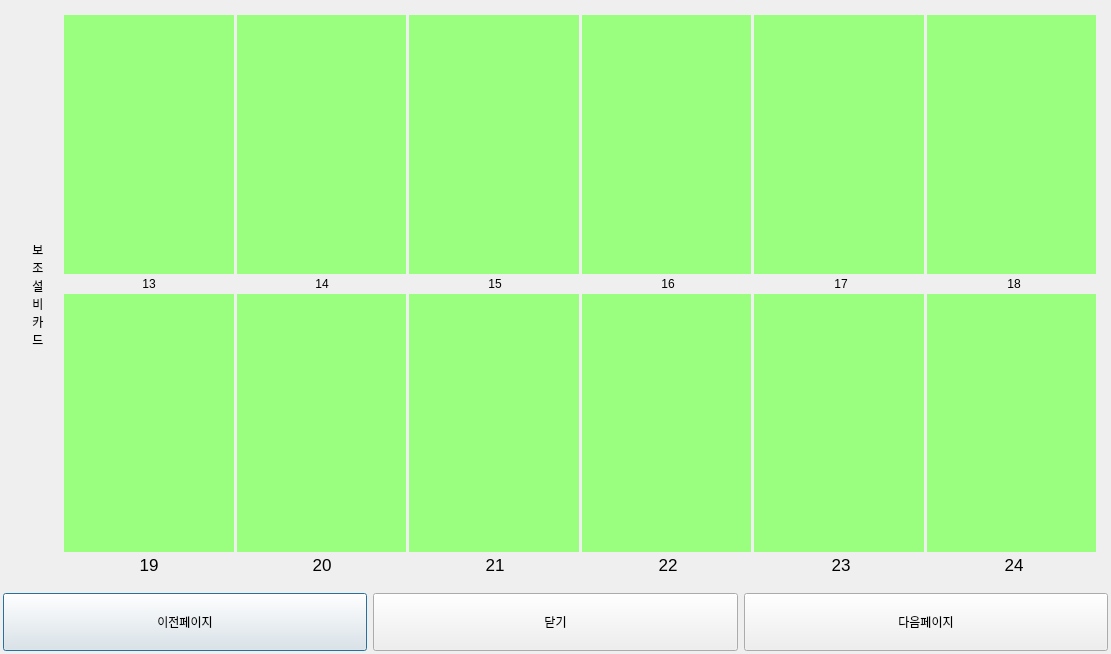
Before: the Qt Designer form Agricola_Front/data/Basic/allcard_v2.ui in HiImSUN/Agricola-Front_ui-images-py, drawn with Qt 5.
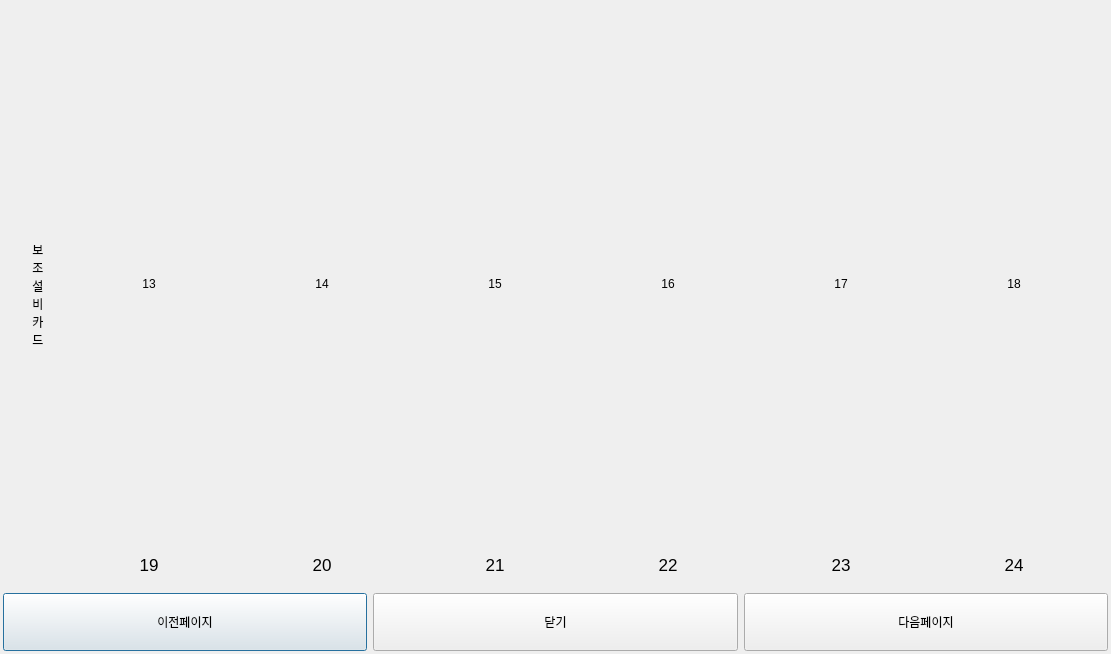
After: the same form once the commit is applied. The open tabs and pages were chosen to show the change. Icons and pictures are not drawn.

```diff
--- a/Agricola_Front/data/Basic/allcard_v2.ui
+++ b/Agricola_Front/data/Basic/allcard_v2.ui
@@ -431,7 +431,7 @@
                 </sizepolicy>
                </property>
                <property name="styleSheet">
-                <string notr="true">background-color: rgb(154, 255, 127);</string>
+                <string notr="true">border-image: url(:/newPrefix/images/보조 설비/보조설비0.png);</string>
                </property>
               </widget>
              </item>
@@ -444,7 +444,7 @@
                 </sizepolicy>
                </property>
                <property name="styleSheet">
-                <string notr="true">background-color: rgb(154, 255, 127);</string>
+                <string notr="true">border-image: url(:/newPrefix/images/보조 설비/보조설비1.png);</string>
                </property>
               </widget>
              </item>
@@ -460,7 +460,7 @@
                 </sizepolicy>
                </property>
                <property name="styleSheet">
-                <string notr="true">background-color: rgb(154, 255, 127);</string>
+                <string notr="true">border-image: url(:/newPrefix/images/보조 설비/보조설비2.png);</string>
                </property>
               </widget>
              </item>
@@ -476,7 +476,7 @@
                 </sizepolicy>
                </property>
                <property name="styleSheet">
-                <string notr="true">background-color: rgb(154, 255, 127);</string>
+                <string notr="true">border-image: url(:/newPrefix/images/보조 설비/보조설비3.png);</string>
                </property>
               </widget>
              </item>
@@ -492,7 +492,7 @@
                 </sizepolicy>
                </property>
                <property name="styleSheet">
-                <string notr="true">background-color: rgb(154, 255, 127);</string>
+                <string notr="true">border-image: url(:/newPrefix/images/보조 설비/보조설비4.png);</string>
                </property>
               </widget>
              </item>
@@ -508,7 +508,7 @@
                 </sizepolicy>
                </property>
                <property name="styleSheet">
-                <string notr="true">background-color: rgb(154, 255, 127);</string>
+                <string notr="true">border-image: url(:/newPrefix/images/보조 설비/보조설비5.png);</string>
                </property>
               </widget>
              </item>
@@ -592,7 +592,7 @@
                 </sizepolicy>
                </property>
                <property name="styleSheet">
-                <string notr="true">background-color: rgb(154, 255, 127);</string>
+                <string notr="true">border-image: url(:/newPrefix/images/보조 설비/보조설비6.png);</string>
                </property>
               </widget>
              </item>
@@ -605,7 +605,7 @@
                 </sizepolicy>
                </property>
                <property name="styleSheet">
-                <string notr="true">background-color: rgb(154, 255, 127);</string>
+                <string notr="true">border-image: url(:/newPrefix/images/보조 설비/보조설비7.png);</string>
                </property>
               </widget>
              </item>
@@ -618,7 +618,7 @@
                 </sizepolicy>
                </property>
                <property name="styleSheet">
-                <string notr="true">background-color: rgb(154, 255, 127);</string>
+                <string notr="true">border-image: url(:/newPrefix/images/보조 설비/보조설비8.png);</string>
                </property>
               </widget>
              </item>
@@ -631,7 +631,7 @@
                 </sizepolicy>
                </property>
                <property name="styleSheet">
-                <string notr="true">background-color: rgb(154, 255, 127);</string>
+                <string notr="true">border-image: url(:/newPrefix/images/보조 설비/보조설비9.png);</string>
                </property>
               </widget>
              </item>
@@ -644,7 +644,7 @@
                 </sizepolicy>
                </property>
                <property name="styleSheet">
-                <string notr="true">background-color: rgb(154, 255, 127);</string>
+                <string notr="true">border-image: url(:/newPrefix/images/보조 설비/보조설비10.png);</string>
                </property>
               </widget>
              </item>
@@ -657,7 +657,7 @@
                 </sizepolicy>
                </property>
                <property name="styleSheet">
-                <string notr="true">background-color: rgb(154, 255, 127);</string>
+                <string notr="true">border-image: url(:/newPrefix/images/보조 설비/보조설비11.png);</string>
                </property>
               </widget>
              </item>
```
Left out of the diff: 40 changed lines with no effect on the pictures.
